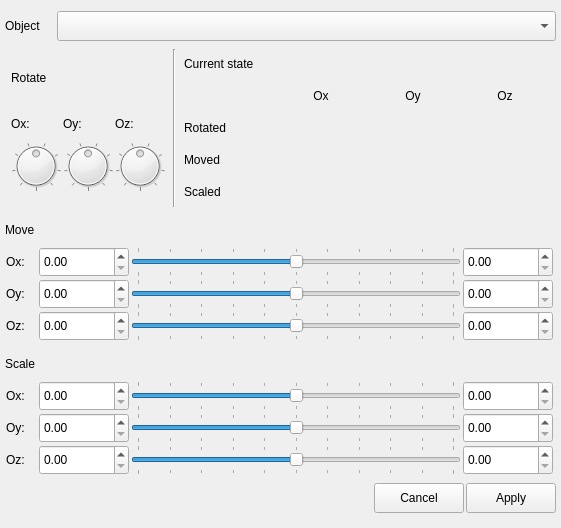
usual-one/3DObjectVisualizer, file forms/controlsdialog.ui: the form before one commit.
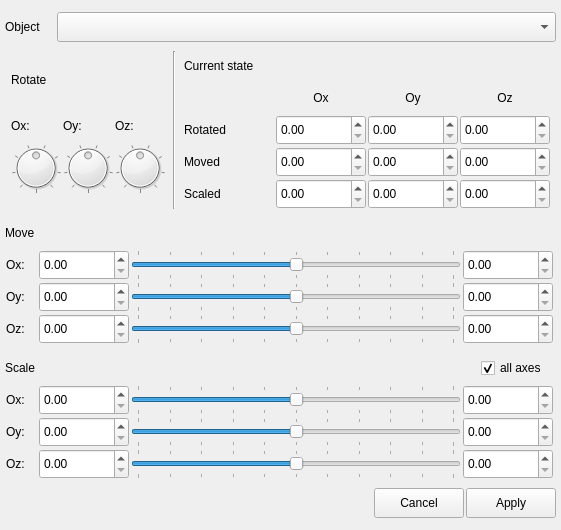
The form after the commit.

Patch:
```diff
--- a/forms/controlsdialog.ui
+++ b/forms/controlsdialog.ui
@@ -7,11 +7,11 @@
     <x>0</x>
     <y>0</y>
     <width>561</width>
-    <height>528</height>
+    <height>530</height>
    </rect>
   </property>
   <property name="sizePolicy">
-   <sizepolicy hsizetype="Fixed" vsizetype="Fixed">
+   <sizepolicy hsizetype="Preferred" vsizetype="Preferred">
     <horstretch>0</horstretch>
     <verstretch>0</verstretch>
    </sizepolicy>
@@ -19,13 +19,13 @@
   <property name="minimumSize">
    <size>
     <width>561</width>
-    <height>528</height>
+    <height>530</height>
    </size>
   </property>
   <property name="maximumSize">
    <size>
     <width>561</width>
-    <height>528</height>
+    <height>530</height>
    </size>
   </property>
   <property name="windowTitle">
@@ -451,8 +451,8 @@
          <property name="spacing">
           <number>2</number>
          </property>
-         <item row="0" column="1">
-          <widget class="QLabel" name="lbl_ox">
+         <item row="3" column="0">
+          <widget class="QLabel" name="lbl_scaled">
            <property name="sizePolicy">
             <sizepolicy hsizetype="Fixed" vsizetype="Fixed">
              <horstretch>0</horstretch>
@@ -472,10 +472,7 @@
             </size>
            </property>
            <property name="text">
-            <string>Ox</string>
-           </property>
-           <property name="alignment">
-            <set>Qt::AlignCenter</set>
+            <string>Scaled</string>
            </property>
           </widget>
          </item>
@@ -507,34 +504,6 @@
            </property>
           </widget>
          </item>
-         <item row="0" column="3">
-          <widget class="QLabel" name="lbl_oz">
-           <property name="sizePolicy">
-            <sizepolicy hsizetype="Fixed" vsizetype="Fixed">
-             <horstretch>0</horstretch>
-             <verstretch>0</verstretch>
-            </sizepolicy>
-           </property>
-           <property name="minimumSize">
-            <size>
-             <width>90</width>
-             <height>30</height>
-            </size>
-           </property>
-           <property name="maximumSize">
-            <size>
-             <width>90</width>
-             <height>30</height>
-            </size>
-           </property>
-           <property name="text">
-            <string>Oz</string>
-           </property>
-           <property name="alignment">
-            <set>Qt::AlignCenter</set>
-           </property>
-          </widget>
-         </item>
          <item row="1" column="0">
           <widget class="QLabel" name="lbl_rotated">
            <property name="sizePolicy">
@@ -560,8 +529,8 @@
            </property>
           </widget>
          </item>
-         <item row="1" column="1">
-          <widget class="QLabel" name="lbl_rotated_ox">
+         <item row="0" column="1">
+          <widget class="QLabel" name="lbl_ox">
            <property name="sizePolicy">
             <sizepolicy hsizetype="Fixed" vsizetype="Fixed">
              <horstretch>0</horstretch>
@@ -581,15 +550,15 @@
             </size>
            </property>
            <property name="text">
-            <string/>
+            <string>Ox</string>
            </property>
            <property name="alignment">
             <set>Qt::AlignCenter</set>
            </property>
           </widget>
          </item>
-         <item row="1" column="2">
-          <widget class="QLabel" name="lbl_rotated_oy">
+         <item row="0" column="3">
+          <widget class="QLabel" name="lbl_oz">
            <property name="sizePolicy">
             <sizepolicy hsizetype="Fixed" vsizetype="Fixed">
              <horstretch>0</horstretch>
@@ -609,35 +578,7 @@
             </size>
            </property>
            <property name="text">
-            <string/>
-           </property>
-           <property name="alignment">
-            <set>Qt::AlignCenter</set>
-           </property>
-          </widget>
-         </item>
-         <item row="1" column="3">
-          <widget class="QLabel" name="lbl_rotated_oz">
-           <property name="sizePolicy">
-            <sizepolicy hsizetype="Fixed" vsizetype="Fixed">
-             <horstretch>0</horstretch>
-             <verstretch>0</verstretch>
-            </sizepolicy>
-           </property>
-           <property name="minimumSize">
-            <size>
-             <width>90</width>
-             <height>30</height>
-            </size>
-           </property>
-           <property name="maximumSize">
-            <size>
-             <width>90</width>
-             <height>30</height>
-            </size>
-           </property>
-           <property name="text">
-            <string/>
+            <string>Oz</string>
            </property>
            <property name="alignment">
             <set>Qt::AlignCenter</set>
@@ -669,8 +610,83 @@
            </property>
           </widget>
          </item>
+         <item row="1" column="1">
+          <widget class="QDoubleSpinBox" name="spbx_rotated_ox">
+           <property name="sizePolicy">
+            <sizepolicy hsizetype="Fixed" vsizetype="Fixed">
+             <horstretch>0</horstretch>
+             <verstretch>0</verstretch>
+            </sizepolicy>
+           </property>
+           <property name="minimumSize">
+            <size>
+             <width>90</width>
+             <height>30</height>
+            </size>
+           </property>
+           <property name="maximumSize">
+            <size>
+             <width>90</width>
+             <height>30</height>
+            </size>
+           </property>
+           <property name="focusPolicy">
+            <enum>Qt::ClickFocus</enum>
+           </property>
+          </widget>
+         </item>
+         <item row="1" column="2">
+          <widget class="QDoubleSpinBox" name="spbx_rotated_oy">
+           <property name="sizePolicy">
+            <sizepolicy hsizetype="Fixed" vsizetype="Fixed">
+             <horstretch>0</horstretch>
+             <verstretch>0</verstretch>
+            </sizepolicy>
+           </property>
+           <property name="minimumSize">
+            <size>
+             <width>90</width>
+             <height>30</height>
+            </size>
+           </property>
+           <property name="maximumSize">
+            <size>
+             <width>90</width>
+             <height>30</height>
+            </size>
+           </property>
+           <property name="focusPolicy">
+            <enum>Qt::ClickFocus</enum>
+           </property>
+          </widget>
+         </item>
+         <item row="1" column="3">
+          <widget class="QDoubleSpinBox" name="spbx_rotated_oz">
+           <property name="sizePolicy">
+            <sizepolicy hsizetype="Fixed" vsizetype="Fixed">
+             <horstretch>0</horstretch>
+             <verstretch>0</verstretch>
+            </sizepolicy>
+           </property>
+           <property name="minimumSize">
+            <size>
+             <width>90</width>
+             <height>30</height>
+            </size>
+           </property>
+           <property name="maximumSize">
+            <size>
+             <width>90</width>
+             <height>30</height>
+            </size>
+           </property>
+           <property name="focusPolicy">
+            <enum>Qt::ClickFocus</enum>
+           </property>
+          </widget>
+         </item>
          <item row="2" column="1">
-          <widget class="QLabel" name="lbl_moved_ox">
+          <widget class="QDoubleSpinBox" name="spbx_moved_ox">
            <property name="sizePolicy">
             <sizepolicy hsizetype="Fixed" vsizetype="Fixed">
              <horstretch>0</horstretch>
@@ -689,16 +705,13 @@
              <height>30</height>
             </size>
            </property>
-           <property name="text">
-            <string/>
-           </property>
-           <property name="alignment">
-            <set>Qt::AlignCenter</set>
+           <property name="focusPolicy">
+            <enum>Qt::ClickFocus</enum>
            </property>
           </widget>
          </item>
          <item row="2" column="2">
-          <widget class="QLabel" name="lbl_moved_oy">
+          <widget class="QDoubleSpinBox" name="spbx_moved_oy">
            <property name="sizePolicy">
             <sizepolicy hsizetype="Fixed" vsizetype="Fixed">
              <horstretch>0</horstretch>
@@ -717,16 +730,13 @@
              <height>30</height>
             </size>
            </property>
-           <property name="text">
-            <string/>
-           </property>
-           <property name="alignment">
-            <set>Qt::AlignCenter</set>
+           <property name="focusPolicy">
+            <enum>Qt::ClickFocus</enum>
            </property>
           </widget>
          </item>
          <item row="2" column="3">
-          <widget class="QLabel" name="lbl_moved_oz">
+          <widget class="QDoubleSpinBox" name="spbx_moved_oz">
            <property name="sizePolicy">
             <sizepolicy hsizetype="Fixed" vsizetype="Fixed">
              <horstretch>0</horstretch>
@@ -745,41 +755,13 @@
              <height>30</height>
             </size>
            </property>
-           <property name="text">
-            <string/>
-           </property>
-           <property name="alignment">
-            <set>Qt::AlignCenter</set>
-           </property>
-          </widget>
-         </item>
-         <item row="3" column="0">
-          <widget class="QLabel" name="lbl_scaled">
-           <property name="sizePolicy">
-            <sizepolicy hsizetype="Fixed" vsizetype="Fixed">
-             <horstretch>0</horstretch>
-             <verstretch>0</verstretch>
-            </sizepolicy>
-           </property>
-           <property name="minimumSize">
-            <size>
-             <width>90</width>
-             <height>30</height>
-            </size>
-           </property>
-           <property name="maximumSize">
-            <size>
-             <width>90</width>
-             <height>30</height>
-            </size>
-           </property>
-           <property name="text">
-            <string>Scaled</string>
+           <property name="focusPolicy">
+            <enum>Qt::ClickFocus</enum>
            </property>
           </widget>
          </item>
          <item row="3" column="1">
-          <widget class="QLabel" name="lbl_scaled_ox">
+          <widget class="QDoubleSpinBox" name="spbx_scaled_ox">
            <property name="sizePolicy">
             <sizepolicy hsizetype="Fixed" vsizetype="Fixed">
              <horstretch>0</horstretch>
@@ -798,16 +780,13 @@
              <height>30</height>
             </size>
            </property>
-           <property name="text">
-            <string/>
-           </property>
-           <property name="alignment">
-            <set>Qt::AlignCenter</set>
+           <property name="focusPolicy">
+            <enum>Qt::ClickFocus</enum>
            </property>
           </widget>
          </item>
          <item row="3" column="2">
-          <widget class="QLabel" name="lbl_scaled_oy">
+          <widget class="QDoubleSpinBox" name="spbx_scaled_oy">
            <property name="sizePolicy">
             <sizepolicy hsizetype="Fixed" vsizetype="Fixed">
              <horstretch>0</horstretch>
@@ -826,16 +805,13 @@
              <height>30</height>
             </size>
            </property>
-           <property name="text">
-            <string/>
-           </property>
-           <property name="alignment">
-            <set>Qt::AlignCenter</set>
+           <property name="focusPolicy">
+            <enum>Qt::ClickFocus</enum>
            </property>
           </widget>
          </item>
          <item row="3" column="3">
-          <widget class="QLabel" name="lbl_scaled_oz">
+          <widget class="QDoubleSpinBox" name="spbx_scaled_oz">
            <property name="sizePolicy">
             <sizepolicy hsizetype="Fixed" vsizetype="Fixed">
              <horstretch>0</horstretch>
@@ -854,11 +830,8 @@
              <height>30</height>
             </size>
            </property>
-           <property name="text">
-            <string/>
-           </property>
-           <property name="alignment">
-            <set>Qt::AlignCenter</set>
+           <property name="focusPolicy">
+            <enum>Qt::ClickFocus</enum>
            </property>
           </widget>
          </item>
@@ -1329,29 +1302,80 @@
       <number>2</number>
      </property>
      <item>
-      <widget class="QLabel" name="lbl_scale">
-       <property name="sizePolicy">
-        <sizepolicy hsizetype="Fixed" vsizetype="Fixed">
-         <horstretch>0</horstretch>
-         <verstretch>0</verstretch>
-        </sizepolicy>
+      <layout class="QHBoxLayout" name="layout_scale_params">
+       <property name="spacing">
+        <number>0</number>
        </property>
-       <property name="minimumSize">
-        <size>
-         <width>35</width>
-         <height>30</height>
-        </size>
-       </property>
-       <property name="maximumSize">
-        <size>
-         <width>35</width>
-         <height>30</height>
-        </size>
-       </property>
-       <property name="text">
-        <string>Scale</string>
-       </property>
-      </widget>
+       <item>
+        <widget class="QLabel" name="lbl_scale">
+         <property name="sizePolicy">
+          <sizepolicy hsizetype="Fixed" vsizetype="Fixed">
+           <horstretch>0</horstretch>
+           <verstretch>0</verstretch>
+          </sizepolicy>
+         </property>
+         <property name="minimumSize">
+          <size>
+           <width>35</width>
+           <height>30</height>
+          </size>
+         </property>
+         <property name="maximumSize">
+          <size>
+           <width>35</width>
+           <height>30</height>
+          </size>
+         </property>
+         <property name="text">
+          <string>Scale</string>
+         </property>
+        </widget>
+       </item>
+       <item>
+        <spacer name="spacer_scale">
+         <property name="orientation">
+          <enum>Qt::Horizontal</enum>
+         </property>
+         <property name="sizeHint" stdset="0">
+          <size>
+           <width>40</width>
+           <height>20</height>
+          </size>
+         </property>
+        </spacer>
+       </item>
+       <item>
+        <widget class="QCheckBox" name="chbx_all">
+         <property name="sizePolicy">
+          <sizepolicy hsizetype="Fixed" vsizetype="Fixed">
+           <horstretch>0</horstretch>
+           <verstretch>0</verstretch>
+          </sizepolicy>
+         </property>
+         <property name="minimumSize">
+          <size>
+           <width>75</width>
+           <height>30</height>
+          </size>
+         </property>
+         <property name="maximumSize">
+          <size>
+           <width>75</width>
+           <height>30</height>
+          </size>
+         </property>
+         <property name="focusPolicy">
+          <enum>Qt::NoFocus</enum>
+         </property>
+         <property name="text">
+          <string>all axes</string>
+         </property>
+         <property name="checked">
+          <bool>true</bool>
+         </property>
+        </widget>
+       </item>
+      </layout>
      </item>
      <item>
       <layout class="QHBoxLayout" name="layout_ox_scale">
```
